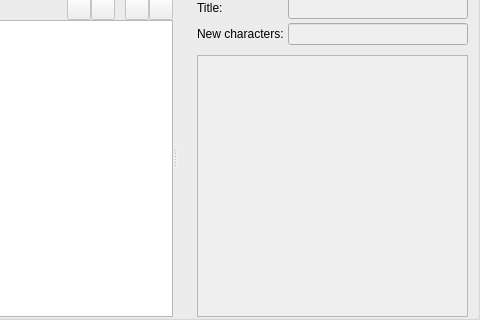
The window that src/ui/courseeditor.ui (KDE/ktouch) describes before a commit, drawn with Qt 5; both pictures show x 119 to 599 and y 171 to 491 of the 599 by 491 pixel window.
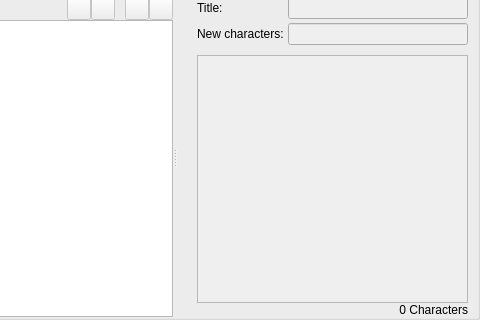
The same window after the commit. Icons and pictures are not drawn. Custom widgets are drawn as their Qt base class.

Commit message:
resource editor: show character count under lesson text editor
This is usefull to check whether lessons are too long for training.

Diff of the .ui file:
```diff
--- a/src/ui/courseeditor.ui
+++ b/src/ui/courseeditor.ui
@@ -260,7 +260,7 @@
           </item>
          </layout>
         </widget>
-        <widget class="QWidget" name="layoutWidget">
+        <widget class="QWidget" name="layoutWidget_2">
          <layout class="QHBoxLayout" name="m_horizontalLayout_3">
           <item>
            <spacer name="m_horizontalSpacer_5">
@@ -364,6 +364,16 @@
               </property>
              </widget>
             </item>
+            <item>
+             <widget class="QLabel" name="m_characterCountLabel">
+              <property name="text">
+               <string>0 Characters</string>
+              </property>
+              <property name="alignment">
+               <set>Qt::AlignRight|Qt::AlignTrailing|Qt::AlignVCenter</set>
+              </property>
+             </widget>
+            </item>
            </layout>
           </item>
          </layout>
```
The commit also changes 1 other file.
